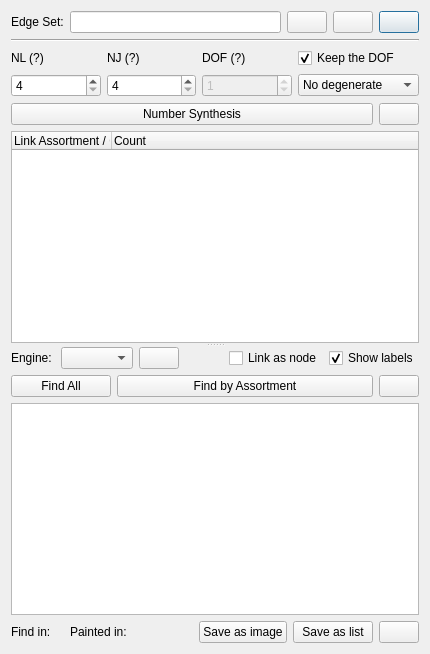
Qt form pyslvs_ui/synthesis/structure_synthesis/structure_widget.ui (KmolYuan/Pyslvs-UI) before a commit.
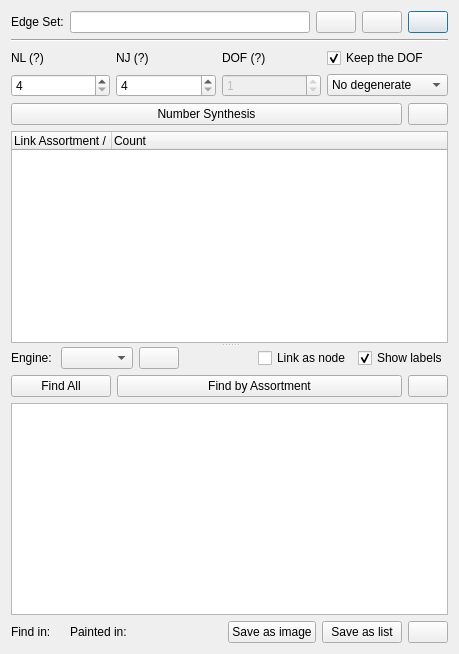
The same form after that commit. Icons and pictures are not drawn.

What changed in the file:
```diff
--- a/pyslvs_ui/synthesis/structure_synthesis/structure_widget.ui
+++ b/pyslvs_ui/synthesis/structure_synthesis/structure_widget.ui
@@ -6,7 +6,7 @@
    <rect>
     <x>0</x>
     <y>0</y>
-    <width>430</width>
+    <width>459</width>
     <height>654</height>
    </rect>
   </property>
```
Left out of the diff: 22 changed lines with no effect on the pictures.
